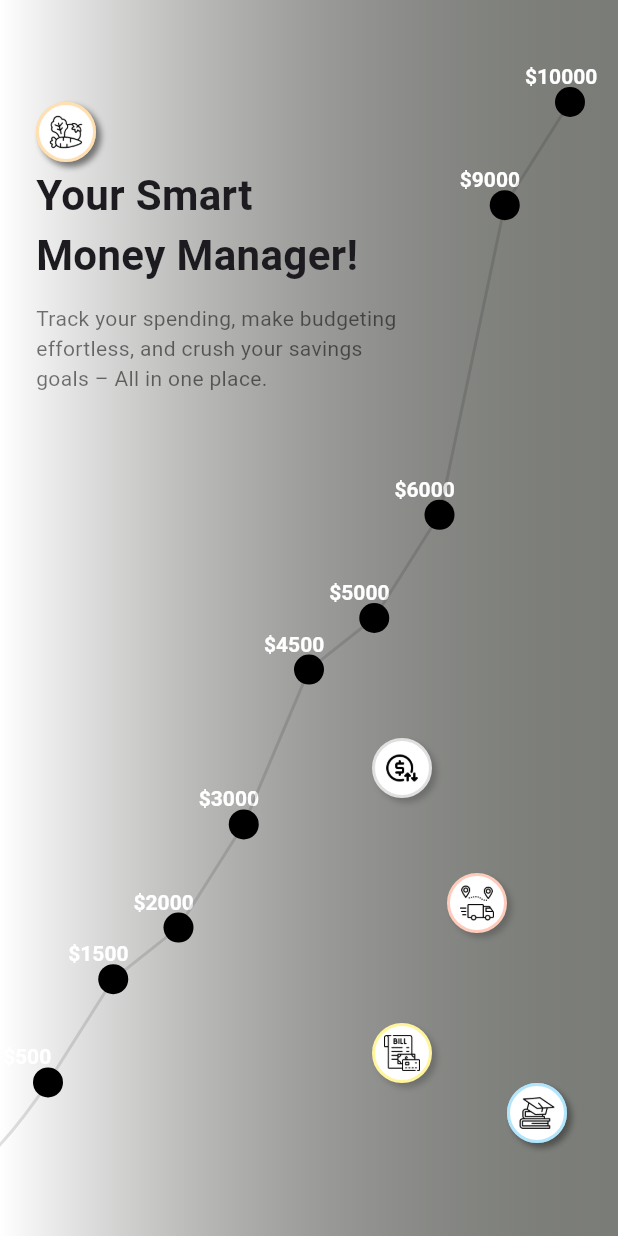
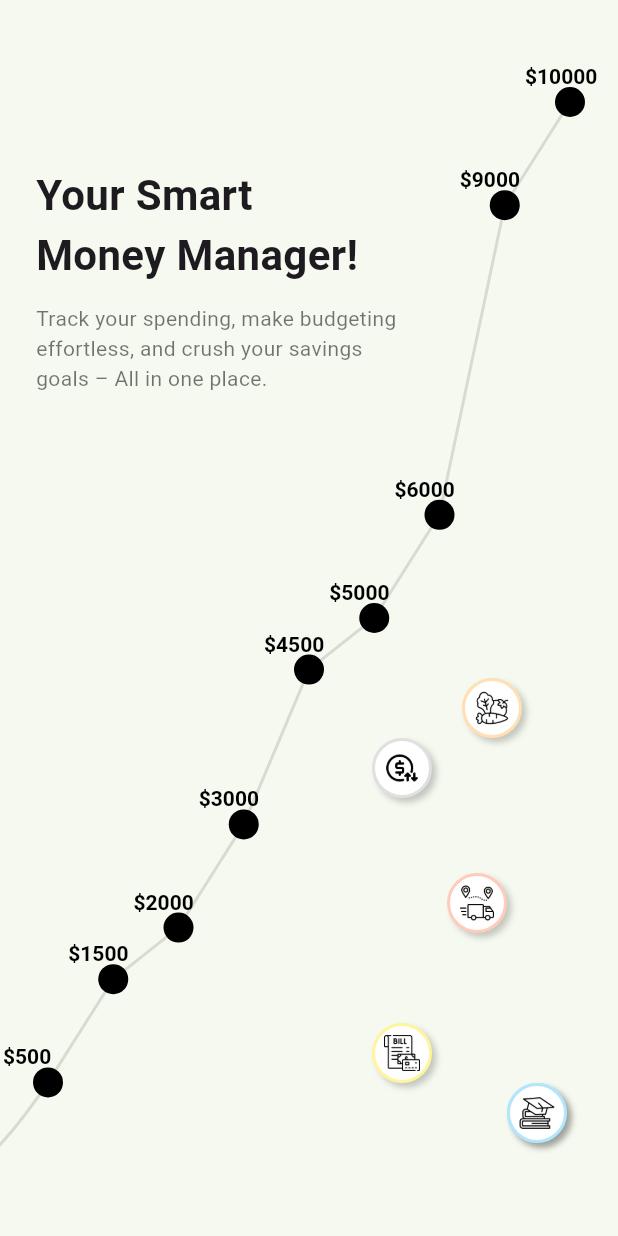
Before and after one commit to EieiKyaw28/expense_tracker, a Flutter app: the first screen one second after launch, on a phone screen of 412 x 824 dp. Run offline on Flutter 3.47's test engine with Material 3 defaults, Android fonts, the phone set to English and light mode, and no system bars; drawn by our look-alikes of flutter_zoom_drawer; our stand-ins replace equatable, fl_chart, get, isar, lottie, vibration; missing offline and left inert: flutter_quill; accounts and stored records are empty; generated files the repository leaves out were written again.

Commit message:
fix : splash screen

```diff
--- a/lib/presentation/home/splash_page.dart
+++ b/lib/presentation/home/splash_page.dart
@@ -49,15 +49,7 @@ class _SplashPageState extends State<SplashPage>
   Widget build(BuildContext context) {
     return Scaffold(
       backgroundColor: const Color(0xFFF5F9EF),
-      body: Container(
-        decoration: BoxDecoration(
-          gradient: LinearGradient(
-            colors: [Colors.white, MyTheme.primaryColor.withOpacity(.5)],
-            begin: Alignment.centerLeft,
-            end: Alignment.centerRight,
-          ),
-        ),
-        child: Padding(
+      body: Padding(
         padding: const EdgeInsets.symmetric(horizontal: 24.0, vertical: 60),
         child: Stack(
           //crossAxisAlignment: CrossAxisAlignment.start,
@@ -105,9 +97,13 @@ class _SplashPageState extends State<SplashPage>
                 ],
               ),
             ),
-              _animatedIcon(
+            Positioned(
+              bottom: 280,
+              right: 40,
+              child: _animatedIcon(
                 name: 'food',
                 icon: MyImage.food,
+              ),
             ),
             Positioned(
               bottom: 240,
@@ -149,16 +145,7 @@ class _SplashPageState extends State<SplashPage>
                 icon: MyImage.bill,
               ),
             ),
-              _animatedIcon(
-                name: 'food',
-                icon: MyImage.food,
-              ),
-              _animatedIcon(
-                name: 'food',
-                icon: MyImage.food,
-              )
           ],
-          ),
         ),
       ),
     );
@@ -254,7 +241,7 @@ class CurvedStartLineGraphPainter extends CustomPainter {
       final textSpan = TextSpan(
         text: '\$${amounts[i].toInt()}',
         style: const TextStyle(
-            fontSize: 14, fontWeight: FontWeight.bold, color: Colors.white),
+            fontSize: 14, fontWeight: FontWeight.bold, color: Colors.black),
       );
       final textPainter = TextPainter(
         text: textSpan,
```
Lines whose indentation alone changed are shown as unchanged.
